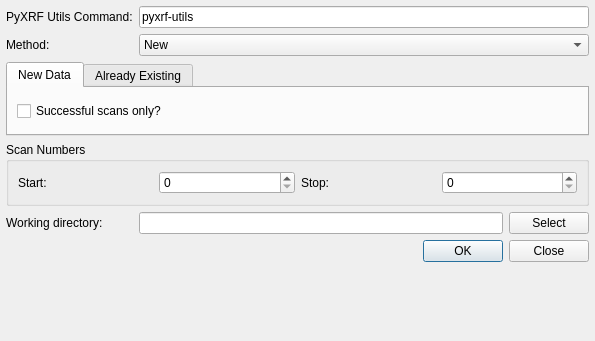
This is tomviz/PyXRFMakeHDF5Dialog.ui in OpenChemistry/tomviz as Qt 5 draws it before an edit. The edited form follows.
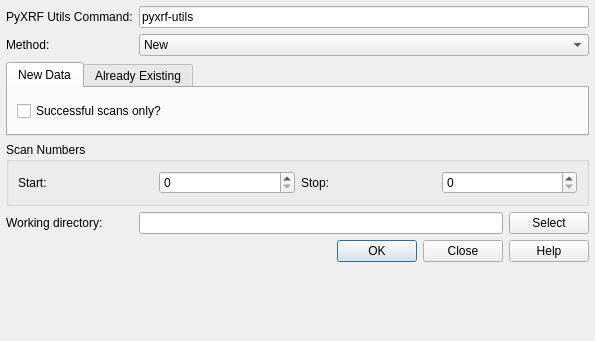
This is the edited form.

Patch:
```diff
--- a/tomviz/PyXRFMakeHDF5Dialog.ui
+++ b/tomviz/PyXRFMakeHDF5Dialog.ui
@@ -32,7 +32,7 @@
       <enum>Qt::Horizontal</enum>
      </property>
      <property name="standardButtons">
-      <set>QDialogButtonBox::Close|QDialogButtonBox::Ok</set>
+      <set>QDialogButtonBox::Close|QDialogButtonBox::Help|QDialogButtonBox::Ok</set>
      </property>
     </widget>
    </item>
```
